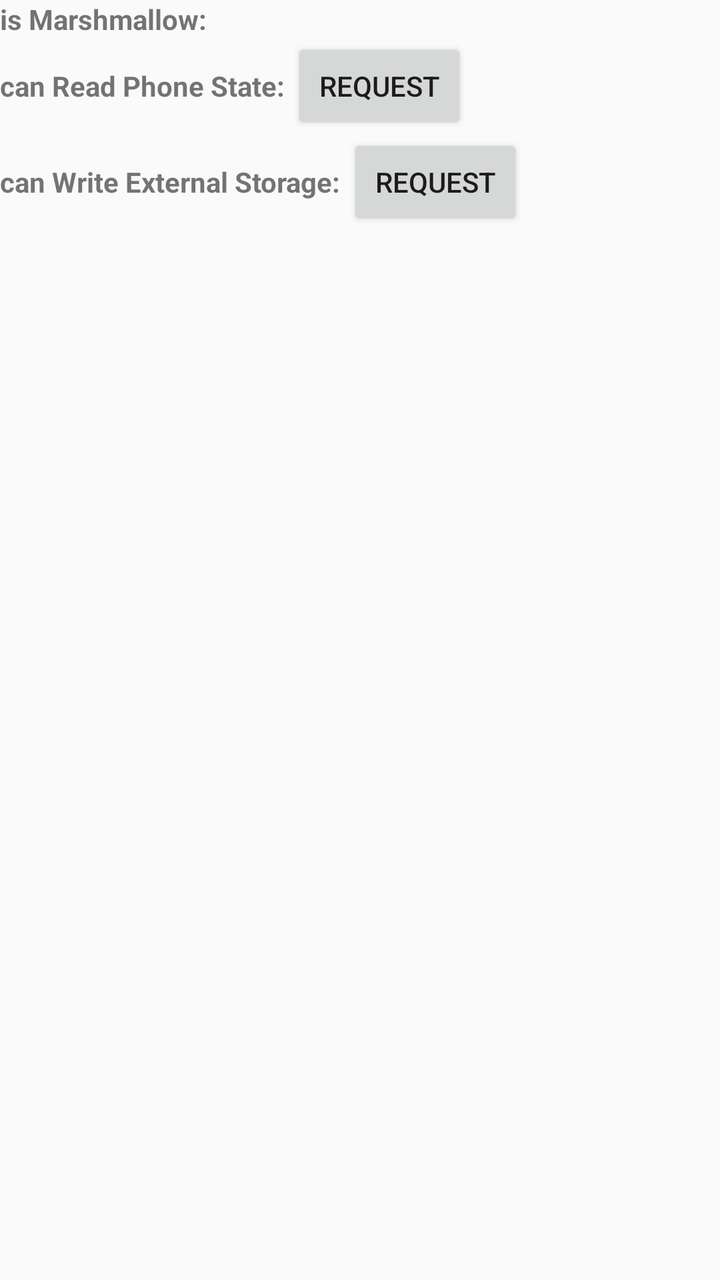
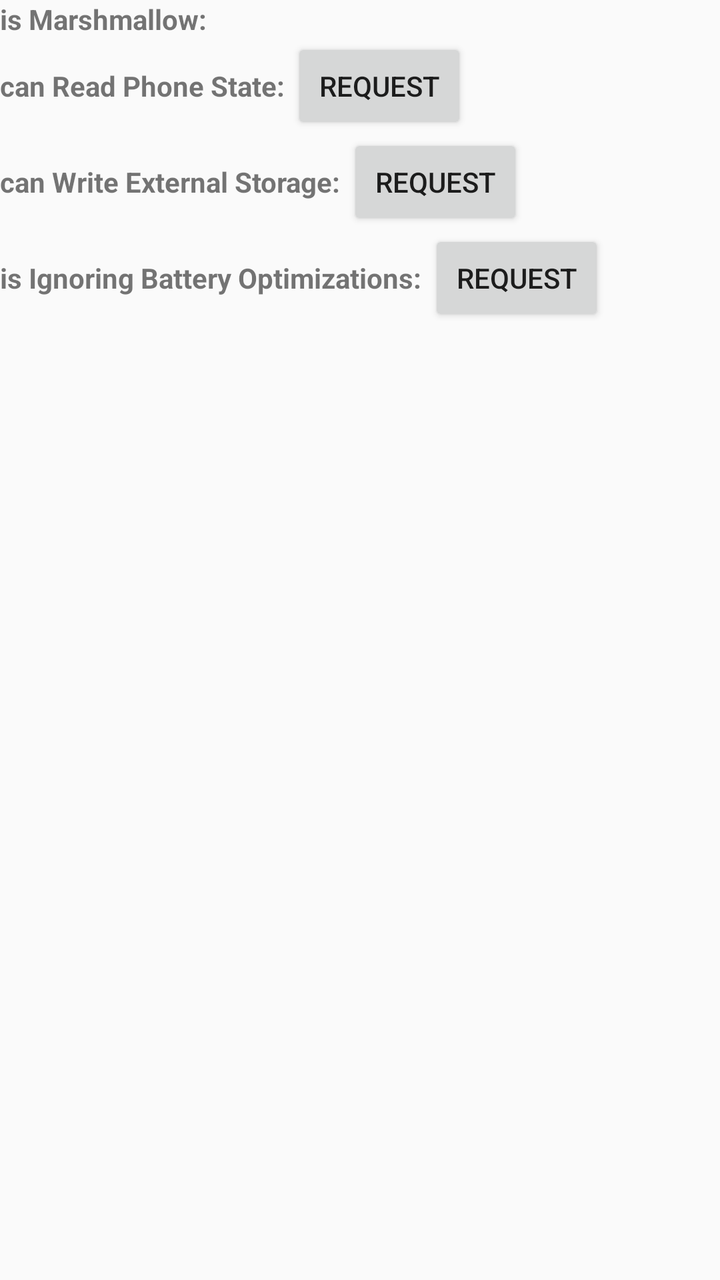

Two renders of the same Android screen: before a commit and after it. Below are the layout's source before the change and the commit's diff.
<!-- AndroidManifest.xml: application theme AppTheme -->
<!-- res/layout/fragment_marshmallow.xml -->
<?xml version="1.0" encoding="utf-8"?>
<LinearLayout xmlns:android="http://schemas.android.com/apk/res/android"
    xmlns:tools="http://schemas.android.com/tools"
    android:orientation="vertical"
    android:layout_width="match_parent"
    android:layout_height="match_parent"
    android:weightSum="1">

    <LinearLayout
        android:orientation="horizontal"
        android:layout_width="match_parent"
        android:layout_height="wrap_content">

        <TextView
            android:layout_width="wrap_content"
            android:layout_height="wrap_content"
            android:text="is Marshmallow: "
            android:id="@+id/textViewIsMarshmallowTitle"
            android:textStyle="bold" />

        <TextView
            android:layout_width="wrap_content"
            android:layout_height="wrap_content"
            android:text=""
            android:id="@+id/textViewIsMarshmallowText" />
    </LinearLayout>

    <LinearLayout
        android:orientation="horizontal"
        android:layout_width="match_parent"
        android:layout_height="wrap_content">

        <TextView
            android:layout_width="wrap_content"
            android:layout_height="wrap_content"
            android:text="can Read Phone State: "
            android:id="@+id/textViewCanReadPhoneStateTitle"
            android:textStyle="bold" />

        <TextView
            android:layout_width="wrap_content"
            android:layout_height="wrap_content"
            android:text=""
            android:id="@+id/textViewCanReadPhoneStateText" />

        <Button
            android:layout_width="wrap_content"
            android:layout_height="wrap_content"
            android:text="Request"
            android:id="@+id/buttonRequestReadPhoneState" />
    </LinearLayout>

    <LinearLayout
        android:orientation="horizontal"
        android:layout_width="match_parent"
        android:layout_height="wrap_content">

        <TextView
            android:layout_width="wrap_content"
            android:layout_height="wrap_content"
            android:text="can Write External Storage: "
            android:id="@+id/textViewCanWriteExternalStorageTitle"
            android:textStyle="bold" />

        <TextView
            android:layout_width="wrap_content"
            android:layout_height="wrap_content"
            android:text=""
            android:id="@+id/textViewCanWriteExternalStorageText" />

        <Button
            android:layout_width="wrap_content"
            android:layout_height="wrap_content"
            android:text="Request"
            android:id="@+id/buttonRequestWriteExternalStorage" />
    </LinearLayout>
</LinearLayout>
<!-- resources referenced by this layout -->
<resources>
  <style name="AppTheme" parent="Theme.AppCompat.Light.NoActionBar">
          <item name="drawerArrowStyle">@style/DrawerArrowStyle</item>
      </style>
  <style name="DrawerArrowStyle" parent="Widget.AppCompat.DrawerArrowToggle">
          <item name="spinBars">true</item>
          <item name="color">@android:color/white</item>
      </style>
</resources>

<!-- the commit's change to res/layout/fragment_marshmallow.xml (unified diff, before → after) -->
@@ -74,4 +74,29 @@
             android:text="Request"
             android:id="@+id/buttonRequestWriteExternalStorage" />
     </LinearLayout>
+
+    <LinearLayout
+        android:orientation="horizontal"
+        android:layout_width="match_parent"
+        android:layout_height="wrap_content">
+
+        <TextView
+            android:layout_width="wrap_content"
+            android:layout_height="wrap_content"
+            android:text="is Ignoring Battery Optimizations: "
+            android:id="@+id/textViewIsIgnoringBatteryOptimizationsTitle"
+            android:textStyle="bold" />
+
+        <TextView
+            android:layout_width="wrap_content"
+            android:layout_height="wrap_content"
+            android:text=""
+            android:id="@+id/textViewIsIgnoringBatteryOptimizationsText" />
+
+        <Button
+            android:layout_width="wrap_content"
+            android:layout_height="wrap_content"
+            android:text="Request"
+            android:id="@+id/buttonRequestIgnoringBatteryOptimizations" />
+    </LinearLayout>
 </LinearLayout>
